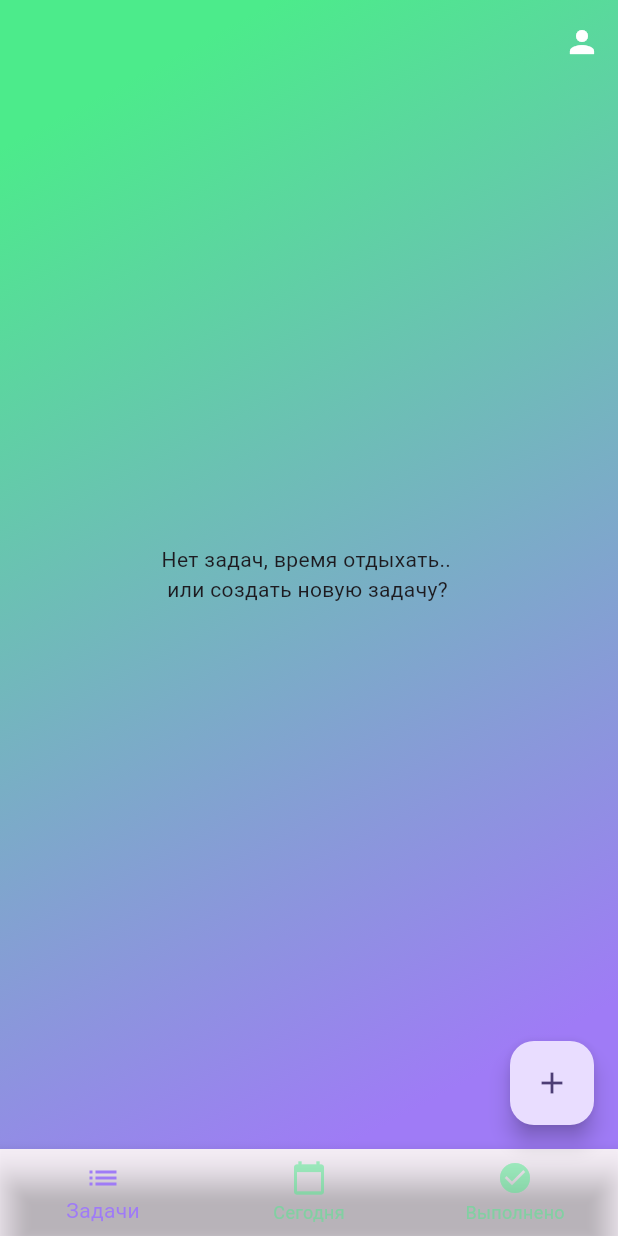
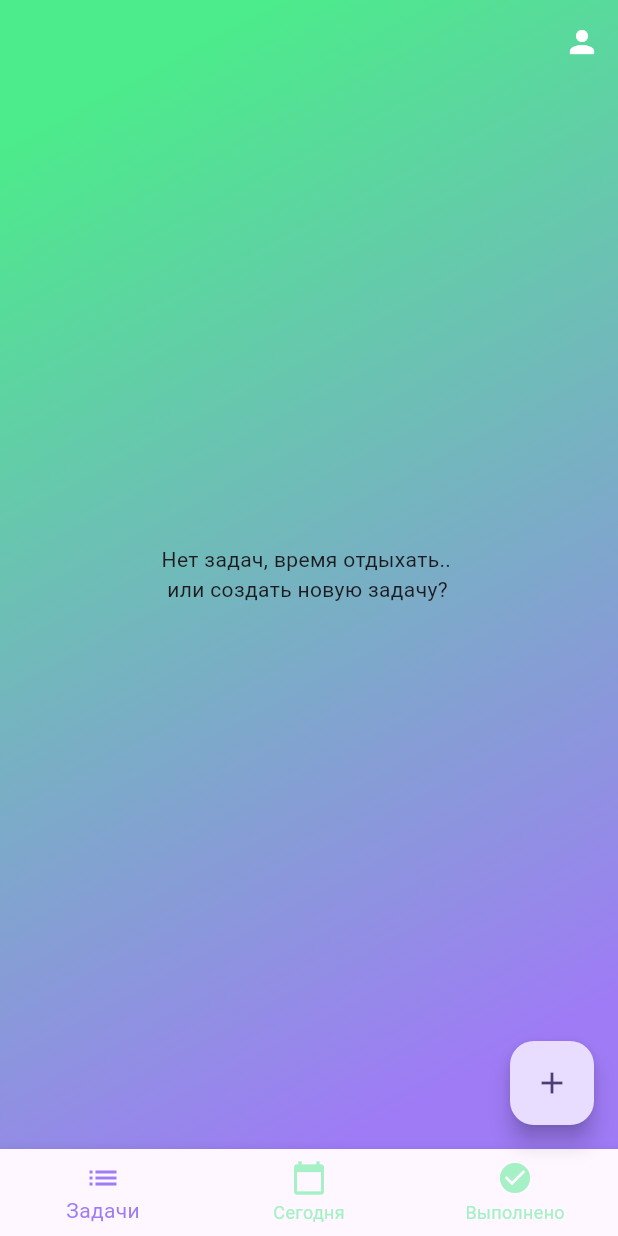
Before and after one commit to 5122022YV/zc_dodiddone, a Flutter app: the MainPage screen opened directly, on a phone screen of 412 x 824 dp. Run offline on Flutter 3.47's test engine with Material 3 defaults, Android fonts, the phone set to English and light mode, and no system bars; our stand-ins replace cached_network_image, cloud_firestore, firebase_auth, firebase_core, firebase_storage, image_picker; accounts and stored records are empty.

Commit message:
backgroundColor_debug_line_fix

```diff
--- a/lib/app/app.dart
+++ b/lib/app/app.dart
@@ -27,6 +27,7 @@ class _MyAppState extends State<MyApp> {
   @override
   Widget build(BuildContext context) {
     return MaterialApp(
+      debugShowCheckedModeBanner: false,
       title: 'Flutter Demo',
       theme: DoDidDoneTheme.lightTheme,
       home: user == null ? const LoginPage() : const MainPage(),
--- a/lib/theme/theme.dart
+++ b/lib/theme/theme.dart
@@ -25,7 +25,7 @@ class DoDidDoneTheme {
       selectedItemColor: const Color(0xFF9f7bf6), // Цвет выбранной иконки
       unselectedItemColor:
           const Color(0xFF4ceb8b).withOpacity(0.5), // Цвет невыбранной иконки
-      backgroundColor: Colors.transparent, // Прозрачный фон
+      // backgroundColor: Colors.transparent, // Прозрачный фон
       // Убираем тень
     ),
   );
```
